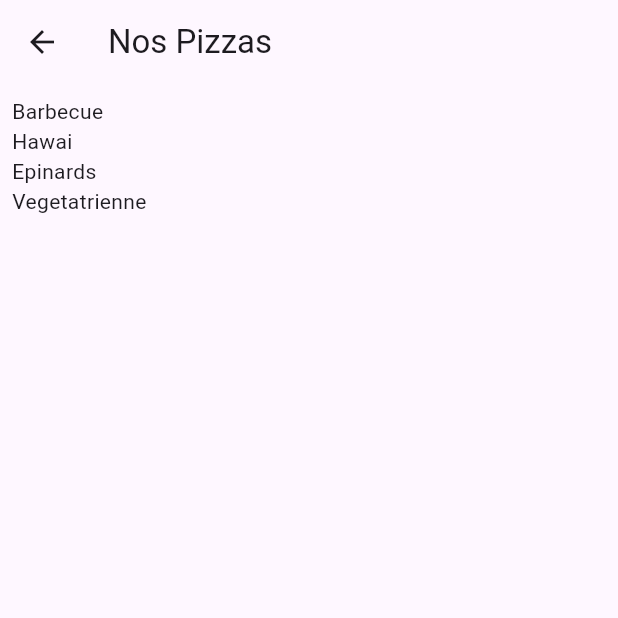
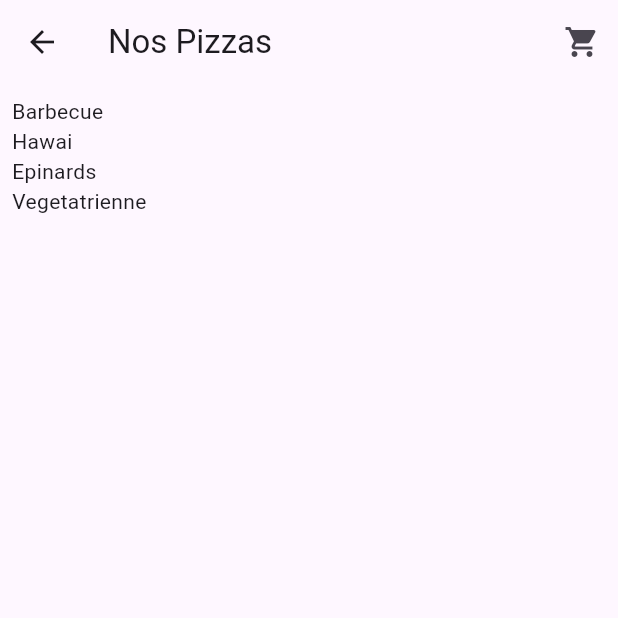
Before and after one commit to CMathyz/Pizzeria, a Flutter app: the PizzaList screen opened directly, on a phone screen of 412 x 824 dp, the top half of it. Run offline on Flutter 3.47's test engine with Material 3 defaults, Android fonts, the light colour scheme and no system bars; missing offline and left inert: dart:js.

Commit message:
The commit of the fatigue

```diff
--- a/lib/ui/pizza_list.dart
+++ b/lib/ui/pizza_list.dart
@@ -1,5 +1,6 @@
 import 'package:flutter/material.dart';
 import 'package:pipizerria/ui/pizza_details.dart';
+import 'package:pipizerria/ui/share/appbar_widget.dart';
 import 'package:pipizerria/ui/share/buy_button_widget.dart';
 
 import '../models/pizza.dart';
@@ -24,9 +25,7 @@ class _PizzaListState extends State<PizzaList> {
   @override
   Widget build(BuildContext context) {
     return Scaffold(
-      appBar: AppBar(
-        title: Text('Nos Pizzas'),
-      ),
+      appBar: AppBarWidget('Nos Pizzas'),
       body: ListView.builder(
         padding: const EdgeInsets.all(8.0),
         itemCount: _pizzas.length,
@@ -69,8 +68,8 @@ class _PizzaListState extends State<PizzaList> {
       crossAxisAlignment: CrossAxisAlignment.start,
       children: [
         ListTile(
-          title: (pizza.title),
-          subtitle: (pizza.garniture),
+          title: Text(pizza.title),
+          subtitle: Text(pizza.garniture),
           leading: Icon(Icons.local_pizza),
         ),
         Image.asset(
--- /dev/null
+++ b/lib/ui/share/appbar_widget.dart
@@ -0,0 +1,32 @@
+import 'package:flutter/material.dart';
+
+import '../panier.dart';
+
+class AppBarWidget
+    extends StatelessWidget implements PreferredSizeWidget {
+  final String title;
+@override
+// TODO: implement preferredSize
+Size get preferredSize => Size.fromHeight (kToolbarHeight);
+
+const AppBarWidget (this.title, {Key? key}): super(key: key);
+
+@override
+Widget build (BuildContext context) {
+  return AppBar(
+    title: Text(title),
+    actions: [
+      IconButton(
+        onPressed: () {
+          Navigator.push(
+              context,
+              MaterialPageRoute(
+                builder: (context) => Panier(),
+              ));
+        },
+        icon: Icon(Icons.shopping_cart),
+      )
+    ],
+  );
+}
+}
--- a/lib/ui/share/pizzeria_style.dart
+++ b/lib/ui/share/pizzeria_style.dart
@@ -5,7 +5,7 @@ class PizzeriaStyle {
   static final TextStyle priceTotalTextStyle = baseTextStyle.copyWith(
     color: Colors.indigo,
     fontSize: 22.0,
-  )
+  );
   static final baseTextStyle = const TextStyle(fontWeight: FontWeight.bold);
   static final TextStyle pageTitleTextStyle = baseTextStyle.copyWith(
     fontSize: 26.0,
@@ -28,8 +28,4 @@ class PizzeriaStyle {
   fontSize: 20.0,
   fontWeight: FontWeight.bold,
   );
-  static final TextStyle priceTotalTextStyle = baseTextStyle.copyWith(
-  color: Colors.indigo,
-  fontSize: 22.0,
-  );
 }
```
Also changed, not shown: lib/main.dart (+13 -10 lines), lib/models/cart.dart (added, +42 -0 lines), lib/ui/panier.dart (added, +46 -0 lines), lib/ui/pizza_details.dart (+3 -4 lines), assets/images/pizzas/pizza-bbq.jpg (added), assets/images/pizzas/pizza-capers.png (added), assets/images/pizzas/pizza-frankfurt.png (added), assets/images/pizzas/pizza-hawai.jpg (added), assets/images/pizzas/pizza-merguez.png (added), assets/images/pizzas/pizza-salami.png (added), assets/images/pizzas/pizza-sausage.png (added), assets/images/pizzas/pizza-spinach.jpg (added), assets/images/pizzas/pizza-vegetable.jpg (added).
